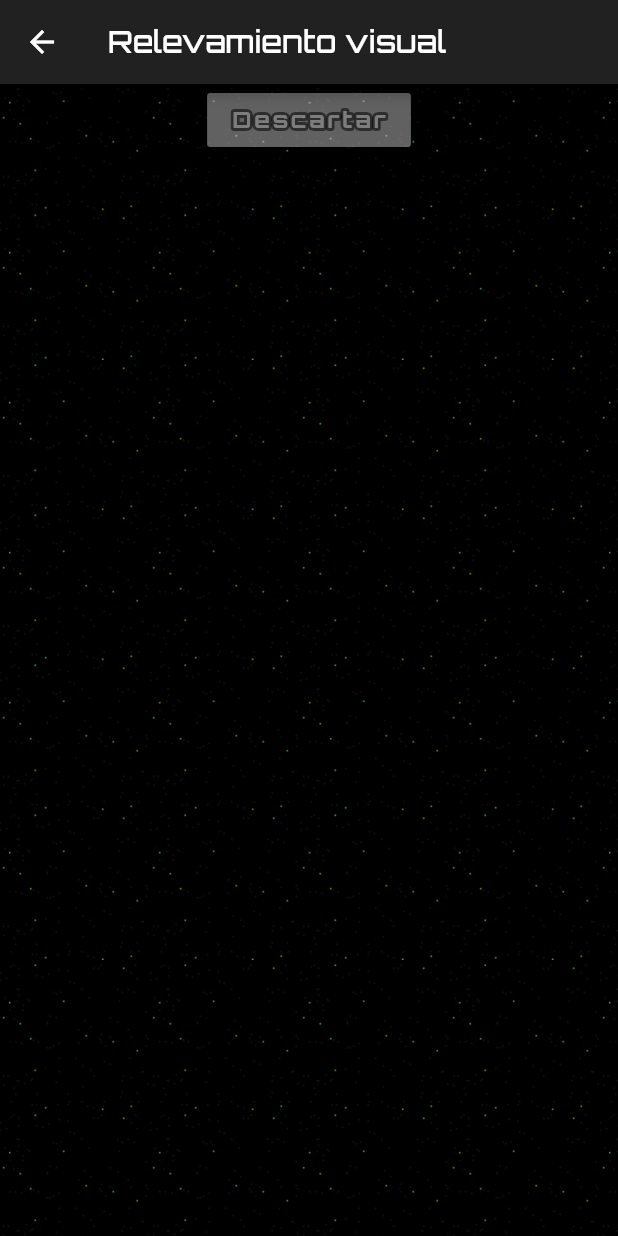
After one commit to danielclas/flutter-apps, a Flutter app: the VotingPage screen opened directly, on a phone screen of 412 x 824 dp. The commit adds this screen. Run offline on Flutter 3.47's test engine with Material 2 defaults, Android fonts, the light colour scheme and no system bars; drawn by our look-alikes of bordered_text; our stand-ins replace carousel_slider, cloud_firestore, date_format, email_validator, firebase_core, firebase_storage and 5 more; accounts and stored records are empty.

Commit message:
Added camera functionality, initial refactor of voting page

```diff
--- /dev/null
+++ b/relevamiento_visual_app/lib/voting_page.dart
@@ -0,0 +1,49 @@
+import 'dart:io';
+import 'package:bordered_text/bordered_text.dart';
+import 'package:firebase_storage/firebase_storage.dart';
+import 'package:flutter/material.dart';
+import 'package:image_picker/image_picker.dart';
+import 'package:relevamiento_visual_app/services/pictures_service.dart';
+import 'constants.dart';
+
+class VotingPage extends StatefulWidget {
+  @override
+  State<StatefulWidget> createState() {
+    return _VotingPageState();
+  }
+}
+
+class _VotingPageState extends State<VotingPage> {
+  @override
+  Widget build(BuildContext context) {
+    return Scaffold(
+      appBar: AppBar(
+          title: Text('Relevamiento visual',
+              style: TextStyle(color: Colors.white, fontFamily: 'Orbitron'))),
+      body: Container(
+        width: double.infinity,
+        decoration: BoxDecoration(
+          image: DecorationImage(
+              image: AssetImage('images/back.png'), repeat: ImageRepeat.repeat),
+        ),
+        child: Column(
+          mainAxisAlignment: MainAxisAlignment.start,
+          children: [
+            RaisedButton(
+                onPressed: null,
+                child: BorderedText(
+                  strokeWidth: 4.0,
+                  strokeColor: Colors.black54,
+                  child: Text(
+                    "Descartar",
+                    style: kTitlesTextStyle.copyWith(
+                        fontSize: 15, letterSpacing: 2.0),
+                  ),
+                ),
+                color: ThemeData.dark().accentColor),
+          ],
+        ),
+      ),
+    );
+  }
+}
```
Also changed, not shown: relevamiento_visual_app/lib/dislike_page.dart (deleted, +0 -16 lines), relevamiento_visual_app/lib/home_page.dart (+11 -6 lines), relevamiento_visual_app/lib/like_page.dart (deleted, +0 -16 lines), relevamiento_visual_app/lib/services/pictures_service.dart (+17 -17 lines), relevamiento_visual_app/lib/upload_page.dart (renamed from relevamiento_visual_app/lib/camera_page.dart, +45 -6 lines).
